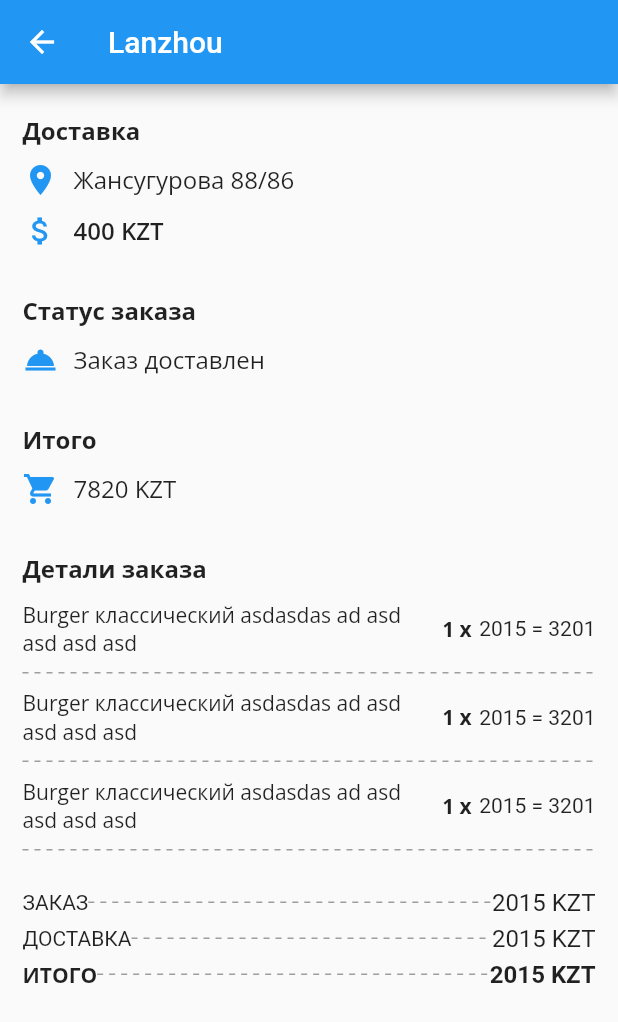
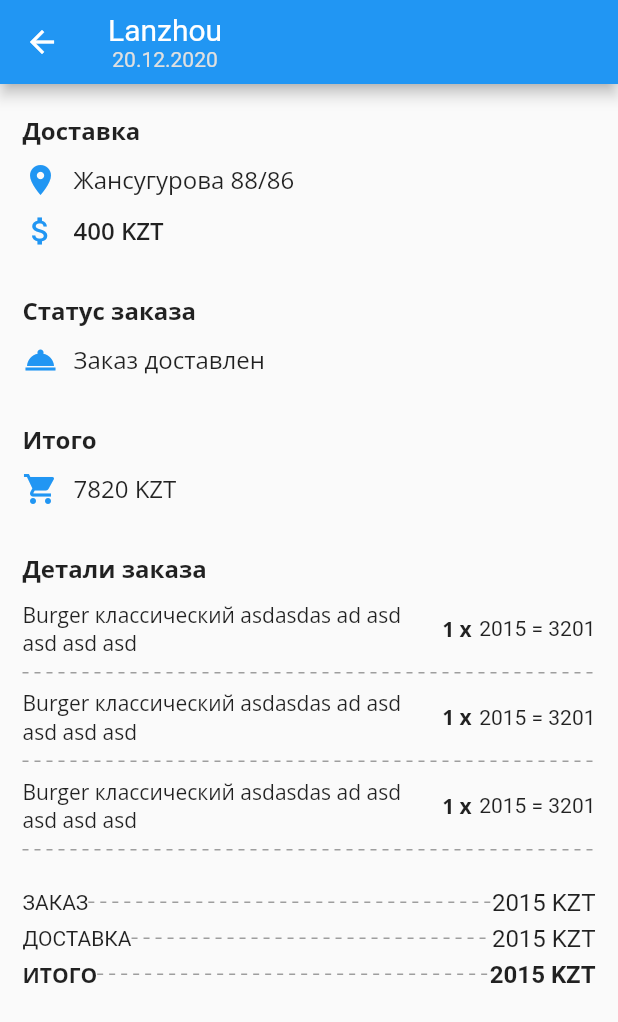
Before and after one commit to BurumbayS/ZeloApp, a Flutter app: the MyOrdersPage screen opened directly, after a tap on "Lanzhou", on a phone screen of 412 x 824 dp. Shown: the top 1022 px of the screen. Run offline on Flutter 3.47's test engine with Material 2 defaults, Android fonts, the phone set to English and light mode, and no system bars; drawn by our look-alikes of dotted_line; our stand-ins replace dio, flutter_spinkit, google_fonts, localstorage, location, permission_handler; missing offline and left inert: stretchy_header, yandex_mapkit; accounts and stored records are empty; generated files the repository leaves out were written again; network calls fail.

Commit message:
Add date to app bar of order's details page

```diff
--- a/lib/pages/profie/my-orders-page.dart
+++ b/lib/pages/profie/my-orders-page.dart
@@ -28,7 +28,7 @@ class MyOrdersPageState extends State<MyOrdersPage> {
             }
           }
       ),
-      backgroundColor: Colors.grey[100],
+      backgroundColor: Colors.grey[50],
     );
   }
 
--- a/lib/pages/profie/order-details-page.dart
+++ b/lib/pages/profie/order-details-page.dart
@@ -29,7 +29,22 @@ class OrderDetailsPageState extends State<OrderDetailsPage> {
   Widget build(BuildContext context) {
     return Scaffold(
       appBar: AppBar(
-        title: Text ('Lanzhou'),
+        title: RichText(
+          textAlign: TextAlign.center,
+          text: TextSpan(
+              text: "Lanzhou",
+              style: TextStyle(fontSize: 20),
+              children: <TextSpan>[
+                TextSpan(
+                  text: '\n20.12.2020',
+                  style: TextStyle(
+                    fontSize: 14,
+                    color: Colors.grey[300]
+                  ),
+                ),
+              ]
+          ),
+        ),
       ),
       body: ListView.builder(
         itemCount: sections.length + items.length,
```
